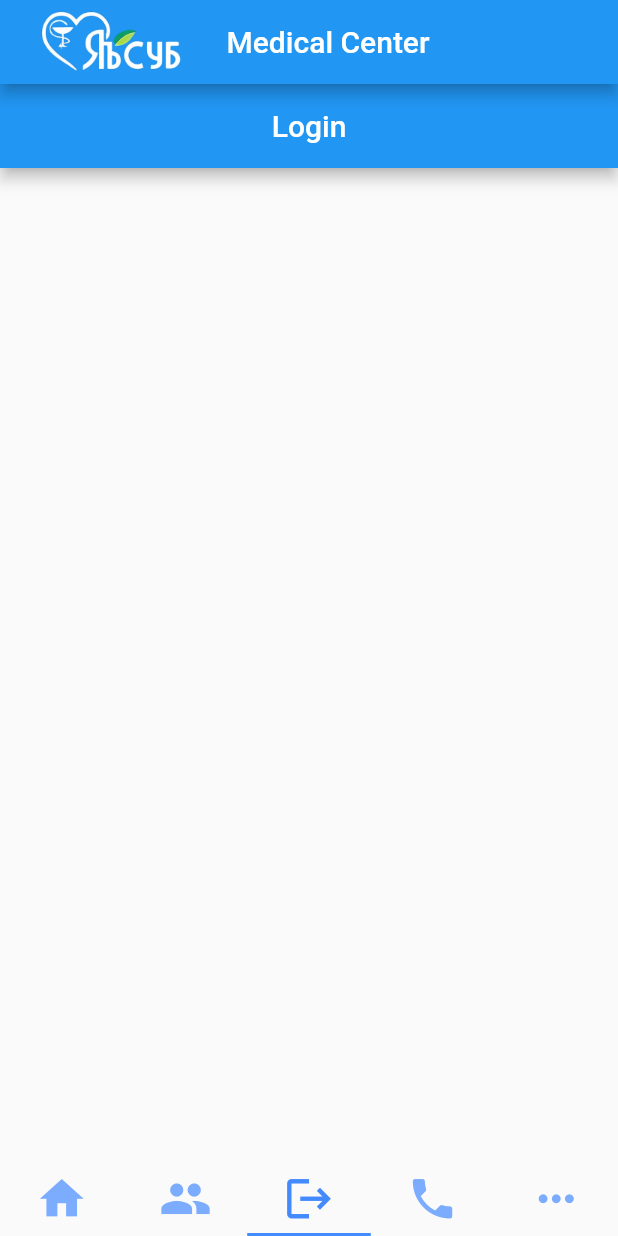
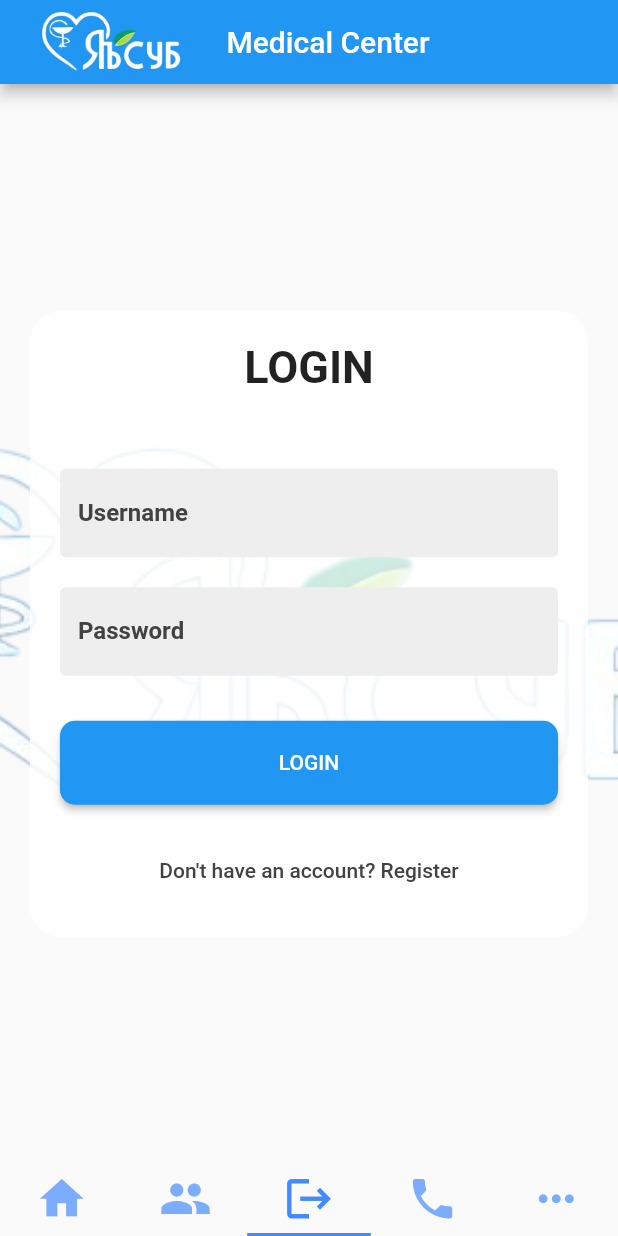
Before and after one commit to MrKomron/flutter_end_project, a Flutter app: the screen it shows after launch, item 3 of the bottom bar chosen, on a phone screen of 412 x 824 dp. Run offline on Flutter 3.47's test engine with Material 2 defaults, Android fonts, the phone set to English and light mode, and no system bars; our stand-ins replace audioplayers, video_player.

Commit message:
login page is aangemaakt

```diff
--- a/lib/pages/contact.dart
+++ b/lib/pages/contact.dart
@@ -66,7 +66,7 @@ class _ContactPageState extends State<ContactPage> {
           Center(child: SizedBox(height: 8.0)),
           Center(
             child: Text(
-              '+1 555-1234-567',
+              '+1 123-456-789',
               style: TextStyle(fontSize: 18.0),
             ),
           ),
--- a/lib/pages/login.dart
+++ b/lib/pages/login.dart
@@ -1,13 +1,110 @@
 import 'package:flutter/material.dart';
+
 
 class Login extends StatelessWidget {
   @override
   Widget build(BuildContext context) {
     return Scaffold(
-      appBar: AppBar(
-        title: Center(child: Text('Login')),
-      ),
-      body: SingleChildScrollView(
+      body: Stack(
+        children: [
+          Positioned.fill(
+            child: Container(
+              decoration: BoxDecoration(
+                image: DecorationImage(
+                  image: AssetImage('assets/images/logo.png'),
+                  fit: BoxFit.cover,
+                ),
+              ),
+            ),
+          ),
+          Center(
+            child: SingleChildScrollView(
+              child: Container(
+                margin: EdgeInsets.symmetric(horizontal: 20.0),
+                padding: EdgeInsets.all(20.0),
+                decoration: BoxDecoration(
+                  color: Colors.white.withOpacity(0.8),
+                  borderRadius: BorderRadius.circular(20.0),
+                ),
+                child: Column(
+                  mainAxisAlignment: MainAxisAlignment.center,
+                  crossAxisAlignment: CrossAxisAlignment.stretch,
+                  children: [
+                    Text(
+                      'LOGIN',
+                      style: TextStyle(
+                        fontSize: 30.0,
+                        fontWeight: FontWeight.bold,
+                      ),
+                      textAlign: TextAlign.center,
+                    ),
+                    SizedBox(height: 50.0),
+                    TextFormField(
+                      decoration: InputDecoration(
+                        labelText: 'Username',
+                        labelStyle: TextStyle(
+                          fontWeight: FontWeight.bold,
+                          color: Colors.grey[800],
+                        ),
+                        filled: true,
+                        fillColor: Colors.grey[200],
+                        border: OutlineInputBorder(
+                          borderRadius: BorderRadius.circular(10.0),
+                        ),
+                        enabledBorder: OutlineInputBorder(
+                          borderSide: BorderSide.none,
+                        ),
+                      ),
+                    ),
+                    SizedBox(height: 20.0),
+                    TextFormField(
+                      decoration: InputDecoration(
+                        labelText: 'Password',
+                        labelStyle: TextStyle(
+                          fontWeight: FontWeight.bold,
+                          color: Colors.grey[800],
+                        ),
+                        filled: true,
+                        fillColor: Colors.grey[200],
+                        border: OutlineInputBorder(
+                          borderRadius: BorderRadius.circular(10.0),
+                        ),
+                        enabledBorder: OutlineInputBorder(
+                          borderSide: BorderSide.none,
+                        ),
+                      ),
+                      obscureText: true,
+                    ),
+                    SizedBox(height: 30.0),
+                    ElevatedButton(
+                      onPressed: () {},
+                      child: Text('LOGIN'),
+                      style: ElevatedButton.styleFrom(
+                        padding: EdgeInsets.symmetric(vertical: 20.0),
+                        shape: RoundedRectangleBorder(
+                          borderRadius: BorderRadius.circular(10.0),
+                        ),
+                      ),
+                    ),
+                    SizedBox(height: 20.0),
+                    TextButton(
+                      onPressed: () {Navigator.pushReplacement(
+                        context,
+                        MaterialPageRoute(builder: (context) => Container()),
+                      );},
+                      child: Text(
+                        "Don't have an account? Register",
+                        style: TextStyle(
+                          color: Colors.grey[800],
+                        ),
+                      ),
+                    ),
+                  ],
+                ),
+              ),
+            ),
+          ),
+        ],
       ),
     );
   }
```
